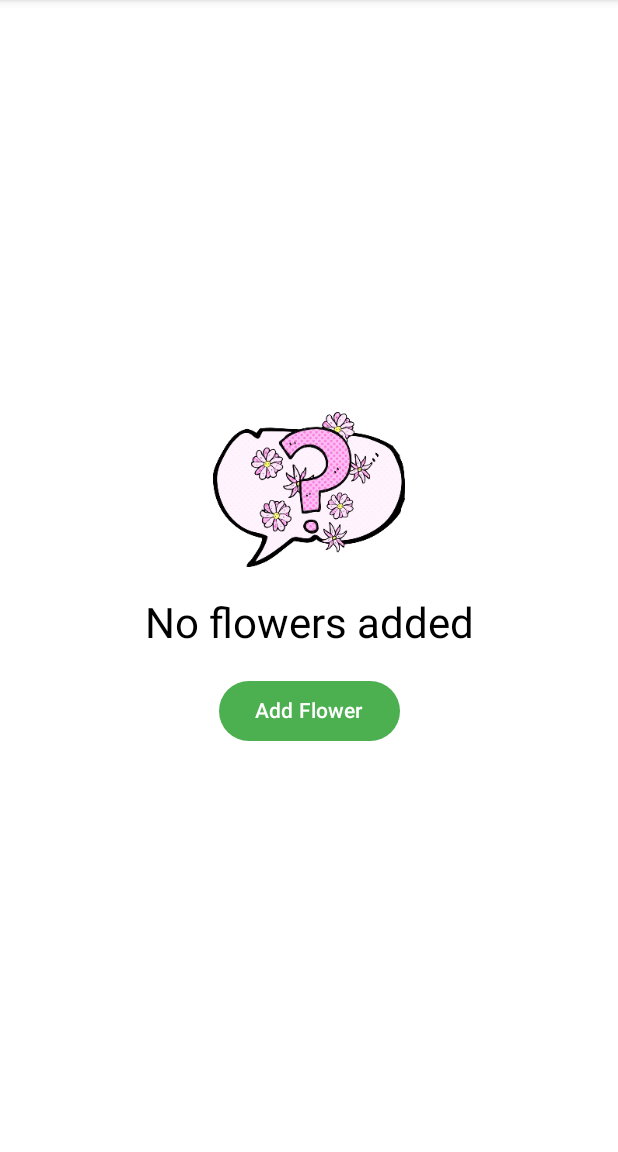
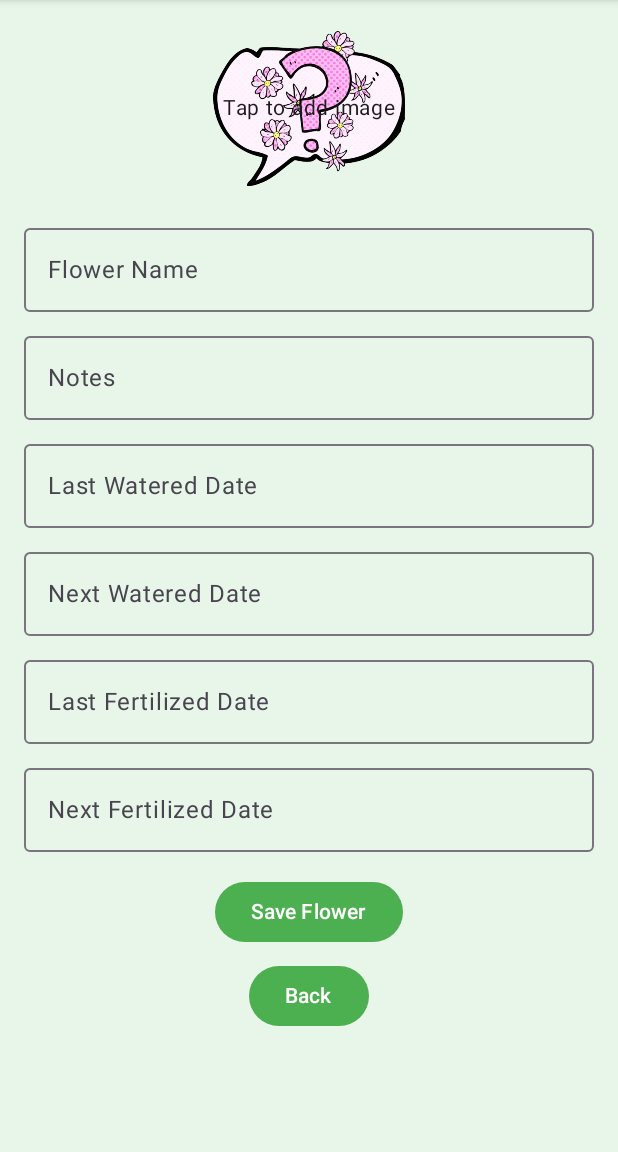
Before and after one commit to Swirl86/FlowerTracker, an Android app built with Jetpack Compose: the screen it shows after launch (MainActivity), after a tap on "Add Flower", on a phone screen of 412 x 824 dp, the part 84-1236 px from its top. Run offline under Robolectric (Android 15) with nearby library versions, the phone set to English and light mode, and no system bars; our stand-ins replace Room's generated code, livedata-compose.

Commit message:
impl permission check

```diff
--- a/app/build.gradle.kts
+++ b/app/build.gradle.kts
@@ -61,9 +61,11 @@ android {
 dependencies {
     implementation(libs.androidx.core.ktx)
     implementation(libs.androidx.lifecycle.runtime.ktx)
+    implementation(libs.androidx.runtime.livedata)
     implementation(libs.androidx.activity.compose)
     implementation(platform(libs.androidx.compose.bom))
     implementation(libs.material)
+    implementation(libs.accompanist.permissions)
 
     // Jetpack Compose
     implementation(libs.androidx.ui)
--- a/app/src/main/java/com/swirl/flowertracker/MainActivity.kt
+++ b/app/src/main/java/com/swirl/flowertracker/MainActivity.kt
@@ -4,9 +4,16 @@ import android.os.Bundle
 import androidx.activity.ComponentActivity
 import androidx.activity.compose.setContent
 import androidx.activity.viewModels
+import androidx.compose.foundation.layout.fillMaxSize
+import androidx.compose.material3.MaterialTheme
 import androidx.compose.material3.Surface
-import androidx.compose.runtime.collectAsState
 import androidx.compose.runtime.getValue
+import androidx.compose.runtime.livedata.observeAsState
+import androidx.compose.runtime.mutableStateOf
+import androidx.compose.runtime.remember
+import androidx.compose.runtime.setValue
+import androidx.compose.ui.Modifier
+import com.swirl.flowertracker.ui.AddFlowerScreen
 import com.swirl.flowertracker.ui.StartScreen
 import com.swirl.flowertracker.ui.theme.FlowerTrackerTheme
 import com.swirl.flowertracker.viewmodel.FlowerViewModel
@@ -14,17 +21,28 @@ import com.swirl.flowertracker.viewmodel.FlowerViewModelFactory
 
 class MainActivity : ComponentActivity() {
 
-    private val flowerViewModel: FlowerViewModel by viewModels {
-        FlowerViewModelFactory(application)
-    }
+    private val flowerViewModel: FlowerViewModel by viewModels { FlowerViewModelFactory(application) }
 
     override fun onCreate(savedInstanceState: Bundle?) {
         super.onCreate(savedInstanceState)
+
         setContent {
             FlowerTrackerTheme {
-                Surface {
-                    val flowerList by flowerViewModel.allFlowers.collectAsState(initial = emptyList())
-                    StartScreen(flowerList, onAddFlowerClick = { /* handle add flower */ })
+                Surface(
+                    modifier = Modifier.fillMaxSize(),
+                    color = MaterialTheme.colorScheme.background
+                ) {
+                    var isAddingFlower by remember { mutableStateOf(false) }
+
+                    if (isAddingFlower) {
+                        AddFlowerScreen(onBackClick = { isAddingFlower = false })
+                    } else {
+                        val flowers by flowerViewModel.allFlowers.observeAsState(emptyList())
+                        StartScreen(
+                            flowers = flowers,
+                            onAddFlowerClick = { isAddingFlower = true }
+                        )
+                    }
                 }
             }
         }
--- a/app/src/main/java/com/swirl/flowertracker/data/Flower.kt
+++ b/app/src/main/java/com/swirl/flowertracker/data/Flower.kt
@@ -2,7 +2,7 @@ package com.swirl.flowertracker.data
 
 import androidx.room.Entity
 import androidx.room.PrimaryKey
-import java.util.*
+import java.util.Date
 
 @Entity(tableName = "flower_table")
 data class Flower(
--- a/app/src/main/java/com/swirl/flowertracker/data/FlowerDao.kt
+++ b/app/src/main/java/com/swirl/flowertracker/data/FlowerDao.kt
@@ -1,12 +1,17 @@
 package com.swirl.flowertracker.data
 
-import androidx.room.*
-import kotlinx.coroutines.flow.Flow
+import androidx.lifecycle.LiveData
+import androidx.room.Dao
+import androidx.room.Delete
+import androidx.room.Insert
+import androidx.room.OnConflictStrategy
+import androidx.room.Query
 
 @Dao
 interface FlowerDao {
+
     @Query("SELECT * FROM flower_table")
-    fun getAllFlowers(): Flow<List<Flower>>
+    fun getAllFlowers(): LiveData<List<Flower>>
 
     @Insert(onConflict = OnConflictStrategy.REPLACE)
     suspend fun insert(flower: Flower)
--- a/app/src/main/java/com/swirl/flowertracker/data/FlowerDatabase.kt
+++ b/app/src/main/java/com/swirl/flowertracker/data/FlowerDatabase.kt
@@ -1,6 +1,8 @@
 package com.swirl.flowertracker.data
 
+import android.content.Context
 import androidx.room.Database
+import androidx.room.Room
 import androidx.room.RoomDatabase
 import androidx.room.TypeConverters
 
@@ -8,4 +10,22 @@ import androidx.room.TypeConverters
 @TypeConverters(Converters::class)
 abstract class FlowerDatabase : RoomDatabase() {
     abstract fun flowerDao(): FlowerDao
+
+    companion object {
+        @Volatile
+        private var INSTANCE: FlowerDatabase? = null
+
+        fun getDatabase(context: Context): FlowerDatabase {
+            return INSTANCE ?: synchronized(this) {
+                val instance = Room.databaseBuilder(
+                    context.applicationContext,
+                    FlowerDatabase::class.java,
+                    "flower_database"
+                ).build()
+                INSTANCE = instance
+                instance
+            }
+        }
+    }
+
 }
--- a/app/src/main/java/com/swirl/flowertracker/data/FlowerRepository.kt
+++ b/app/src/main/java/com/swirl/flowertracker/data/FlowerRepository.kt
@@ -1,10 +1,10 @@
 package com.swirl.flowertracker.data
 
-import kotlinx.coroutines.flow.Flow
+import androidx.lifecycle.LiveData
 
 class FlowerRepository(private val flowerDao: FlowerDao) {
 
-    val allFlowers: Flow<List<Flower>> = flowerDao.getAllFlowers()
+    val allFlowers: LiveData<List<Flower>> = flowerDao.getAllFlowers()
 
     suspend fun insert(flower: Flower) {
         flowerDao.insert(flower)
--- /dev/null
+++ b/app/src/main/java/com/swirl/flowertracker/ui/AddFlowerScreen.kt
@@ -0,0 +1,192 @@
+package com.swirl.flowertracker.ui
+
+import android.net.Uri
+import androidx.activity.compose.rememberLauncherForActivityResult
+import androidx.activity.result.contract.ActivityResultContracts
+import androidx.compose.foundation.Image
+import androidx.compose.foundation.clickable
+import androidx.compose.foundation.layout.Box
+import androidx.compose.foundation.layout.Column
+import androidx.compose.foundation.layout.Spacer
+import androidx.compose.foundation.layout.fillMaxSize
+import androidx.compose.foundation.layout.fillMaxWidth
+import androidx.compose.foundation.layout.height
+import androidx.compose.foundation.layout.padding
+import androidx.compose.foundation.layout.size
+import androidx.compose.material3.Button
+import androidx.compose.material3.OutlinedTextField
+import androidx.compose.material3.Text
+import androidx.compose.runtime.Composable
+import androidx.compose.runtime.getValue
+import androidx.compose.runtime.mutableStateOf
+import androidx.compose.runtime.remember
+import androidx.compose.runtime.setValue
+import androidx.compose.ui.Alignment
+import androidx.compose.ui.Modifier
+import androidx.compose.ui.graphics.painter.Painter
+import androidx.compose.ui.res.painterResource
+import androidx.compose.ui.text.input.TextFieldValue
+import androidx.compose.ui.unit.dp
+import androidx.compose.ui.unit.sp
+import coil.compose.rememberAsyncImagePainter
+import com.swirl.flowertracker.R
+
+@Composable
+fun AddFlowerScreen(onBackClick: () -> Unit) {
+    var imageUri by remember { mutableStateOf<Uri?>(null) }
+    var flowerName by remember { mutableStateOf(TextFieldValue("")) }
+    var notes by remember { mutableStateOf(TextFieldValue("")) }
+    var lastWateredDate by remember { mutableStateOf(TextFieldValue("")) }
+    var nextWateredDate by remember { mutableStateOf(TextFieldValue("")) }
+    var lastFertilizedDate by remember { mutableStateOf(TextFieldValue("")) }
+    var nextFertilizedDate by remember { mutableStateOf(TextFieldValue("")) }
+    var permissionsGranted by remember { mutableStateOf(false) }
+    var showPermissionDialog by remember { mutableStateOf(false) }
+    var showImagePickerDialog by remember { mutableStateOf(false) }
+
+    // Launchers for camera and image selection
+    val cameraLauncher = rememberLauncherForActivityResult(ActivityResultContracts.TakePicturePreview()) { bitmap ->
+        // TODO Handle camera image result
+        if (bitmap != null) {
+            // TODO Convert bitmap to a usable format, such as Uri if needed
+            // imageUri = conversionFunction(bitmap)
+        }
+    }
+
+    val selectImageLauncher = rememberLauncherForActivityResult(ActivityResultContracts.GetContent()) { uri: Uri? ->
+        // TODO Handle image result
+        uri?.let { imageUri = it }
+    }
+
+    // Check permissions for camera and storage
+    CheckPermissions(
+        onPermissionsGranted = {
+            permissionsGranted = true
+            showPermissionDialog = false
+        },
+        onPermissionsDenied = {
+            permissionsGranted = false
+            showPermissionDialog = true
+        }
+    )
+
+    // Listen for clicks to manage permissions
+    if (showPermissionDialog) {
+        PermissionDialog (
+            onPermissionClose = {
+                showPermissionDialog = false
+            }
+        )
+    }
+
+    Column(
+        modifier = Modifier
+            .fillMaxSize()
+            .padding(16.dp),
+        horizontalAlignment = Alignment.CenterHorizontally
+    ) {
+        // Image placeholder
+        Box(
+            modifier = Modifier
+                .size(128.dp)
+                .padding(bottom = 16.dp)
+                .clickable {
+                    if (permissionsGranted) {
+                        showImagePickerDialog = true
+                    } else {
+                        showPermissionDialog = true
+                    }
+                },
+            contentAlignment = Alignment.Center
+        ) {
+            val painter: Painter = if (imageUri != null) {
+                rememberAsyncImagePainter(imageUri) // Load image from URI
+            } else {
+                painterResource(id = R.drawable.placeholder) // Placeholder image
+            }
+
+            Image(
+                painter = painter,
+                contentDescription = "Flower Image",
+                modifier = Modifier.fillMaxSize()
+            )
+
+            Text("Tap to add image", fontSize = 14.sp)
+        }
+
+        // Show the ImagePickerDialog when needed
+        ImagePickerDialog(
+            showDialog = showImagePickerDialog,
+            onDismiss = { showImagePickerDialog = false },
+            onCameraClick = {
+                cameraLauncher.launch(null)
+                showImagePickerDialog = false
+            },
+            onGalleryClick = {
+                selectImageLauncher.launch("image/*")
+                showImagePickerDialog = false
+            }
+        )
+
+        // Input fields for flower details
+        OutlinedTextField(
+            value = flowerName,
+            onValueChange = { flowerName = it },
+            label = { Text("Flower Name") },
+            modifier = Modifier.fillMaxWidth()
+        )
+        Spacer(modifier = Modifier.height(8.dp))
+
+        OutlinedTextField(
+            value = notes,
+            onValueChange = { notes = it },
+            label = { Text("Notes") },
+            modifier = Modifier.fillMaxWidth()
+        )
+        Spacer(modifier = Modifier.height(8.dp))
+
+        OutlinedTextField(
+            value = lastWateredDate,
+            onValueChange = { lastWateredDate = it },
+            label = { Text("Last Watered Date") },
+            modifier = Modifier.fillMaxWidth()
+        )
+        Spacer(modifier = Modifier.height(8.dp))
+
+        OutlinedTextField(
+            value = nextWateredDate,
+            onValueChange = { nextWateredDate = it },
+            label = { Text("Next Watered Date") },
+            modifier = Modifier.fillMaxWidth()
+        )
+        Spacer(modifier = Modifier.height(8.dp))
+
+        OutlinedTextField(
+            value = lastFertilizedDate,
+            onValueChange = { lastFertilizedDate = it },
+            label = { Text("Last Fertilized Date") },
+            modifier = Modifier.fillMaxWidth()
+        )
+        Spacer(modifier = Modifier.height(8.dp))
+
+        OutlinedTextField(
+            value = nextFertilizedDate,
+            onValueChange = { nextFertilizedDate = it },
+            label = { Text("Next Fertilized Date") },
+            modifier = Modifier.fillMaxWidth()
+        )
+        Spacer(modifier = Modifier.height(16.dp))
+
+        Button(onClick = {
+            // TODO: Handle saving the flower object
+        }) {
+            Text(text = "Save Flower")
+        }
+
+        Spacer(modifier = Modifier.height(8.dp))
+
+        Button(onClick = onBackClick) {
+            Text(text = "Back")
+        }
+    }
+}
--- /dev/null
+++ b/app/src/main/java/com/swirl/flowertracker/ui/CheckPermissions.kt
@@ -0,0 +1,58 @@
+package com.swirl.flowertracker.ui
+
+import android.Manifest
+import android.util.Log
+import androidx.activity.compose.rememberLauncherForActivityResult
+import androidx.activity.result.contract.ActivityResultContracts
+import androidx.compose.runtime.Composable
+import androidx.compose.runtime.LaunchedEffect
+import com.google.accompanist.permissions.ExperimentalPermissionsApi
+import com.google.accompanist.permissions.isGranted
+import com.google.accompanist.permissions.rememberPermissionState
+
+@OptIn(ExperimentalPermissionsApi::class)
+@Composable
+fun CheckPermissions(
+    onPermissionsGranted: () -> Unit,
+    onPermissionsDenied: (Boolean) -> Unit // Pass whether to show settings
+) {
+    val cameraPermissionState = rememberPermissionState(Manifest.permission.CAMERA)
+    val storagePermissionState = rememberPermissionState(Manifest.permission.READ_EXTERNAL_STORAGE)
+
+    // Create launcher for requesting camera permission
+    val cameraPermissionResultLauncher = rememberLauncherForActivityResult(
+        contract = ActivityResultContracts.RequestPermission(),
+        onResult = { isGranted ->
+            Log.i("TAG-1 cameraPermissionResultLauncher", isGranted.toString())
+            if (isGranted) {
+                onPermissionsGranted()
+            } else {
+                onPermissionsDenied(true)
+            }
+        }
+    )
+
+    // Create launcher for requesting storage permission
+    val storagePermissionResultLauncher = rememberLauncherForActivityResult(
+        contract = ActivityResultContracts.RequestPermission(),
+        onResult = { isGranted ->
+            Log.i("TAG-1 storagePermissionResultLauncher", isGranted.toString())
+            if (isGranted) {
+                onPermissionsGranted()
+            } else {
+                onPermissionsDenied(true)
+            }
+        }
+    )
+
+    // Initial permission check
+    LaunchedEffect(Unit) {
+        if (!cameraPermissionState.status.isGranted) {
+            cameraPermissionResultLauncher.launch(Manifest.permission.CAMERA)
+        }
+
+        if (!storagePermissionState.status.isGranted) {
+            storagePermissionResultLauncher.launch(Manifest.permission.READ_EXTERNAL_STORAGE)
+        }
+    }
+}
--- a/app/src/main/java/com/swirl/flowertracker/ui/FlowerImage.kt
+++ b/app/src/main/java/com/swirl/flowertracker/ui/FlowerImage.kt
@@ -2,13 +2,13 @@ package com.swirl.flowertracker.ui
 
 import androidx.compose.foundation.layout.padding
 import androidx.compose.foundation.layout.size
-import coil.compose.AsyncImage
-import coil.request.ImageRequest
 import androidx.compose.runtime.Composable
 import androidx.compose.ui.Modifier
 import androidx.compose.ui.layout.ContentScale
 import androidx.compose.ui.platform.LocalContext
 import androidx.compose.ui.unit.dp
+import coil.compose.AsyncImage
+import coil.request.ImageRequest
 import com.swirl.flowertracker.R
 
 @Composable
--- a/app/src/main/java/com/swirl/flowertracker/viewmodel/FlowerViewModel.kt
+++ b/app/src/main/java/com/swirl/flowertracker/viewmodel/FlowerViewModel.kt
@@ -7,7 +7,6 @@ import com.swirl.flowertracker.data.FlowerRepository
 import kotlinx.coroutines.launch
 
 class FlowerViewModel(private val repository: FlowerRepository) : ViewModel() {
-
     val allFlowers = repository.allFlowers
 
     fun addFlower(flower: Flower) {
--- a/app/src/main/java/com/swirl/flowertracker/viewmodel/FlowerViewModelFactory.kt
+++ b/app/src/main/java/com/swirl/flowertracker/viewmodel/FlowerViewModelFactory.kt
@@ -3,9 +3,6 @@ package com.swirl.flowertracker.viewmodel
 import android.app.Application
 import androidx.lifecycle.ViewModel
 import androidx.lifecycle.ViewModelProvider
-import androidx.room.Room
-import com.swirl.flowertracker.data.FlowerDatabase
-import com.swirl.flowertracker.data.FlowerRepository
 
 class FlowerViewModelFactory(private val app: Application) : ViewModelProvider.Factory {
     @Suppress("UNCHECKED_CAST")
--- /dev/null
+++ b/app/src/main/res/xml/file_paths.xml
@@ -0,0 +1,4 @@
+<?xml version="1.0" encoding="utf-8"?>
+<paths xmlns:android="http://schemas.android.com/apk/res/android">
+    <external-files-path name="my_images" path="Pictures" />
+</paths>
--- a/gradle/libs.versions.toml
+++ b/gradle/libs.versions.toml
@@ -1,4 +1,5 @@
 [versions]
+accompanistPermissions = "0.31.1-alpha"
 agp = "8.3.2"
 coreSplashscreen = "1.0.1"
 kotlin = "1.9.0"
@@ -13,8 +14,10 @@ material = "1.12.0"
 roomRuntime = "2.6.1"
 ksp = "1.9.10-1.0.13"
 desugar_jdk_libs = "2.1.2"
+runtimeLivedata = "1.7.2"
 
 [libraries]
+accompanist-permissions = { module = "com.google.accompanist:accompanist-permissions", version.ref = "accompanistPermissions" }
 androidx-core-ktx = { group = "androidx.core", name = "core-ktx", version.ref = "coreKtx" }
 androidx-core-splashscreen = { module = "androidx.core:core-splashscreen", version.ref = "coreSplashscreen" }
 androidx-room-compiler = { module = "androidx.room:room-compiler", version.ref = "roomRuntime" }
@@ -25,6 +28,7 @@ androidx-room-runtime = { module = "androidx.room:room-runtime", version.ref = "
 androidx-room-rxjava2 = { module = "androidx.room:room-rxjava2", version.ref = "roomRuntime" }
 androidx-room-rxjava3 = { module = "androidx.room:room-rxjava3", version.ref = "roomRuntime" }
 androidx-room-testing = { module = "androidx.room:room-testing", version.ref = "roomRuntime" }
+androidx-runtime-livedata = { module = "androidx.compose.runtime:runtime-livedata", version.ref = "runtimeLivedata" }
 junit = { group = "junit", name = "junit", version.ref = "junit" }
 androidx-junit = { group = "androidx.test.ext", name = "junit", version.ref = "junitVersion" }
 androidx-espresso-core = { group = "androidx.test.espresso", name = "espresso-core", version.ref = "espressoCore" }
```
Also changed, not shown: app/src/main/AndroidManifest.xml (+15 -0 lines), app/src/main/java/com/swirl/flowertracker/ui/ImagePickerDialog.kt (added, +55 -0 lines), app/src/main/java/com/swirl/flowertracker/ui/PermissionDialog.kt (added, +31 -0 lines), app/src/main/java/com/swirl/flowertracker/ui/StartScreen.kt (+5 -2 lines), app/src/main/java/com/swirl/flowertracker/utils/UtilsHelper.kt (added, +12 -0 lines).
